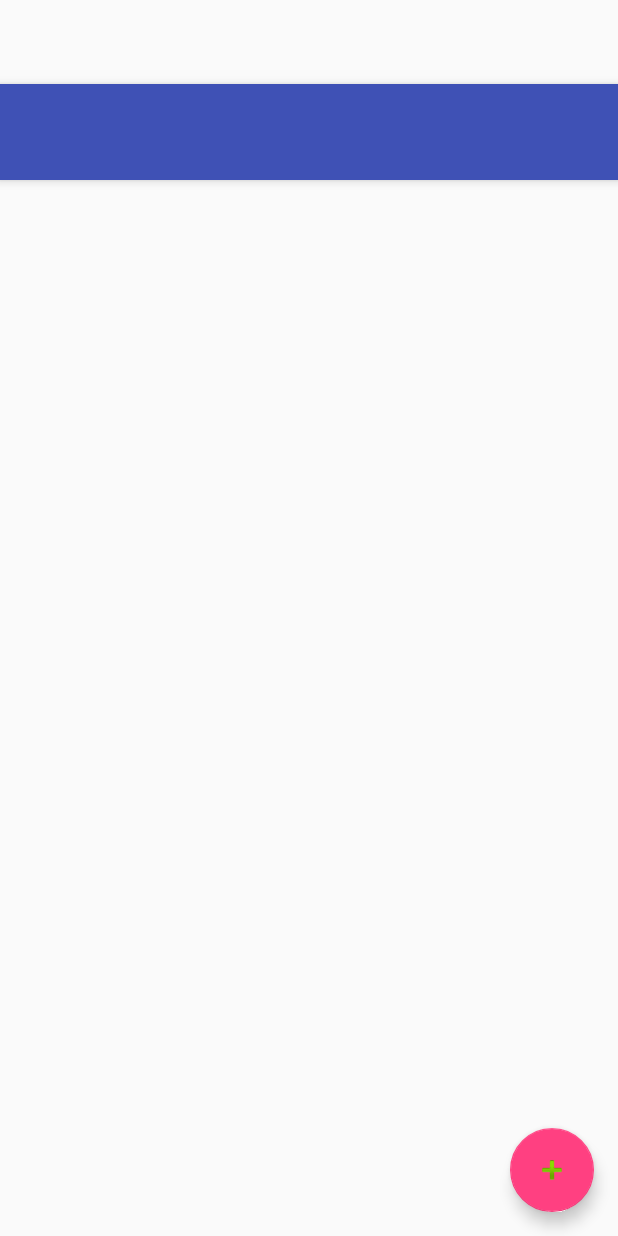
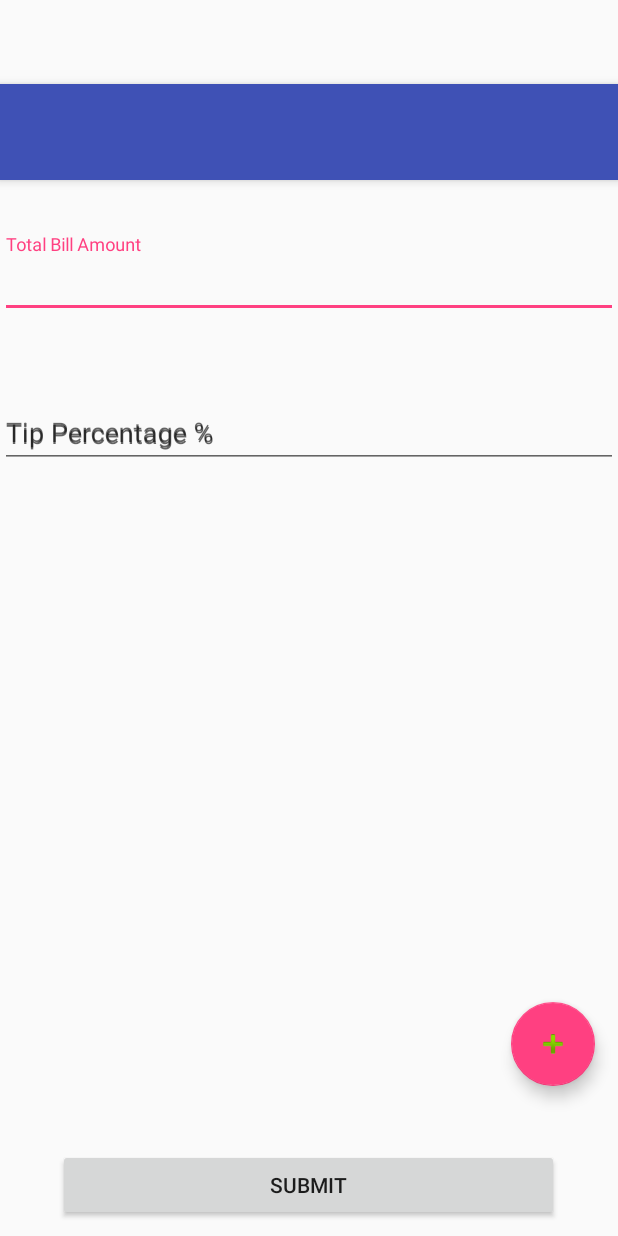
Before and after one commit to emmanuelfarrar/SimpleCalculator, an Android app: the layout activity_main.xml on its own in the app's theme, with its tools: preview values and no code run, on a phone screen of 412 x 824 dp. Run offline under Robolectric (Android 15) with nearby library versions, the phone set to English and light mode, and no system bars.

Commit message:
Added elements to Activity.xml
For U03A1

```diff
--- a/app/src/main/res/layout/activity_main.xml
+++ b/app/src/main/res/layout/activity_main.xml
@@ -31,18 +31,49 @@
         android:layout_width="wrap_content"
         android:layout_height="wrap_content" />
 
-    <android.support.v4.view.ViewPager
-        android:id="@+id/container"
+    <android.support.design.widget.TextInputLayout
         android:layout_width="match_parent"
         android:layout_height="match_parent"
-        app:layout_behavior="@string/appbar_scrolling_view_behavior" />
+        android:layout_marginTop="100dp">
+
+        <android.support.design.widget.TextInputEditText
+            android:id="@+id/totalInput"
+            android:layout_width="match_parent"
+            android:layout_height="wrap_content"
+            android:hint="Total Bill Amount" />
+
+    </android.support.design.widget.TextInputLayout>
+
+    <android.support.design.widget.TextInputLayout
+        android:id="@+id/tipInput"
+        android:layout_width="match_parent"
+        android:layout_height="wrap_content"
+        android:layout_marginTop="200dp"
+        android:hint="Tip Percentage %">
+
+        <android.support.design.widget.TextInputEditText
+            android:id="@+id/totalInput"
+            android:layout_width="match_parent"
+            android:layout_height="wrap_content"
+            android:hint="Tip Percentage %" />
+    </android.support.design.widget.TextInputLayout>
 
     <android.support.design.widget.FloatingActionButton
         android:id="@+id/fab"
         android:layout_width="wrap_content"
         android:layout_height="wrap_content"
-        android:layout_gravity="end|bottom"
-        android:layout_margin="@dimen/fab_margin"
+        android:layout_gravity="bottom|right"
+        android:layout_marginRight="15dp"
+        android:layout_marginBottom="100dp"
         app:srcCompat="@android:drawable/ic_input_add" />
 
+    <Button
+        android:id="@+id/submitBtn"
+        android:layout_width="334dp"
+        android:layout_height="wrap_content"
+        android:layout_gravity="bottom|center_horizontal"
+        android:layout_marginBottom="10dp"
+        android:hint="Submit"
+        android:text="Submit" />
+
 </android.support.design.widget.CoordinatorLayout>
```
